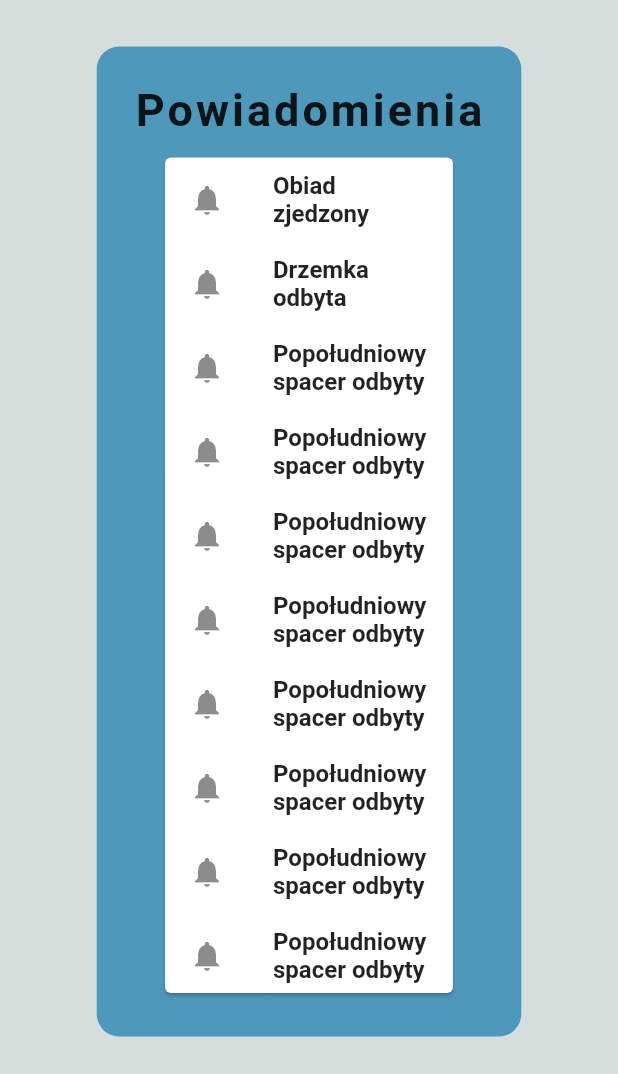
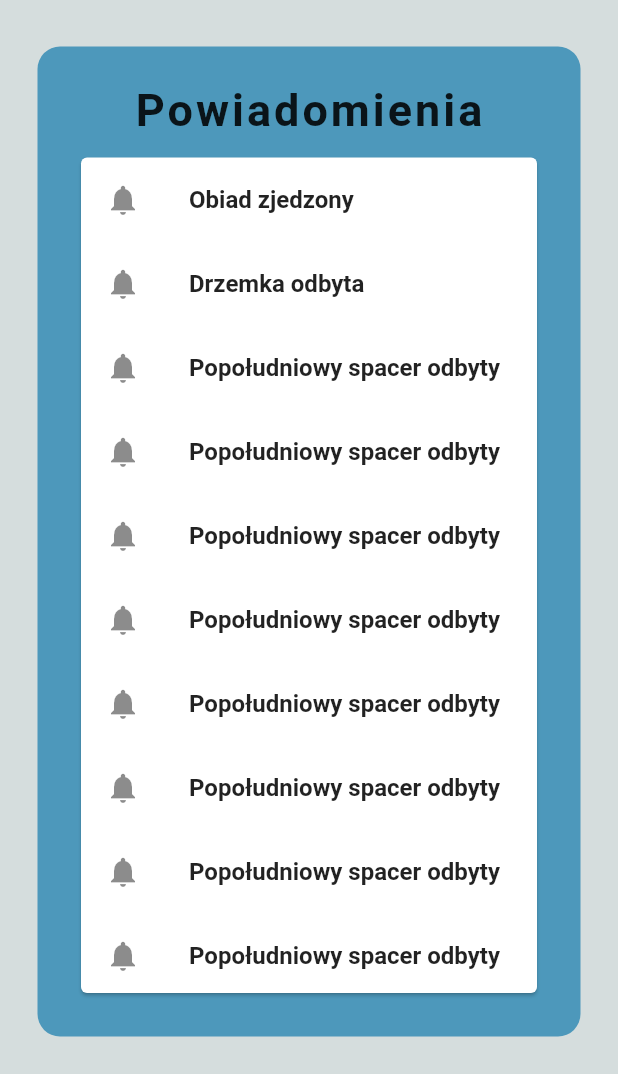
Before and after one commit to Pochmannn/Kinderinfo-FlutterApp, a Flutter app: the Notifications screen opened directly, on a phone screen of 412 x 824 dp, the part 162-1236 px from its top. Run offline on Flutter 3.47's test engine with Material 2 defaults, Android fonts, the phone set to English and light mode, and no system bars.

Commit message:
responsive update

```diff
--- a/lib/main.dart
+++ b/lib/main.dart
@@ -54,6 +54,8 @@ class MyAppState extends ChangeNotifier {
     "Popołudniowy spacer odbyty",
     "Popołudniowy spacer odbytylast",
   ];
+
+
 }
 
 class MyHomePage extends StatefulWidget {
--- a/lib/notifications.dart
+++ b/lib/notifications.dart
@@ -65,6 +65,11 @@ class NotificationListView extends StatelessWidget {
   @override
   Widget build(BuildContext context) {
     var appState = context.watch<MyAppState>();
+    var widthVar = MediaQuery.of(context).size.width;
+    var heightVar = MediaQuery.of(context).size.height;
+
+    var paddingVar = MediaQuery.of(context).padding;
+    var safeHeightVar = heightVar - paddingVar.top - paddingVar.bottom;
 
     if (appState.notification.isEmpty) {
       return const Center(
@@ -73,11 +78,11 @@ class NotificationListView extends StatelessWidget {
     }
 
     return ConstrainedBox(
-        constraints: const BoxConstraints(
+        constraints: BoxConstraints(
           minWidth: 50.0,
-          maxWidth: 200.0,
+          maxWidth: widthVar - 100,
           minHeight: 100.0,
-          maxHeight: 1500.0,
+          maxHeight: heightVar,
         ),
         child: Flexible(
           child: Card(
```
